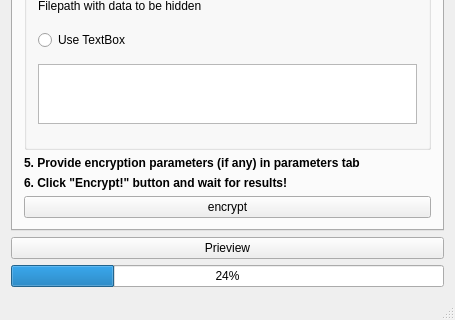
Above: zpr_stegano.ui from ManRosKK/ZPR_STEGANO before the change; both pictures show x 0 to 455 and y 345 to 665 of the 455 by 665 pixel window. Below: the same form after it.
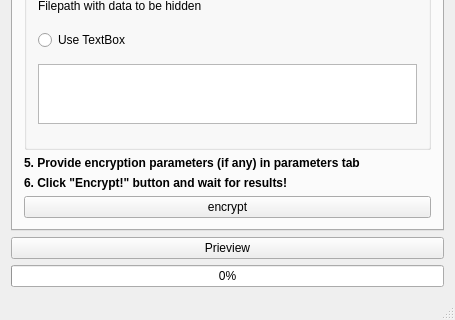
That is the form after the change.

```diff
--- a/zpr_stegano.ui
+++ b/zpr_stegano.ui
@@ -319,7 +319,7 @@
     <item>
      <widget class="QProgressBar" name="progressBar">
       <property name="value">
-       <number>24</number>
+       <number>0</number>
       </property>
      </widget>
     </item>
```
